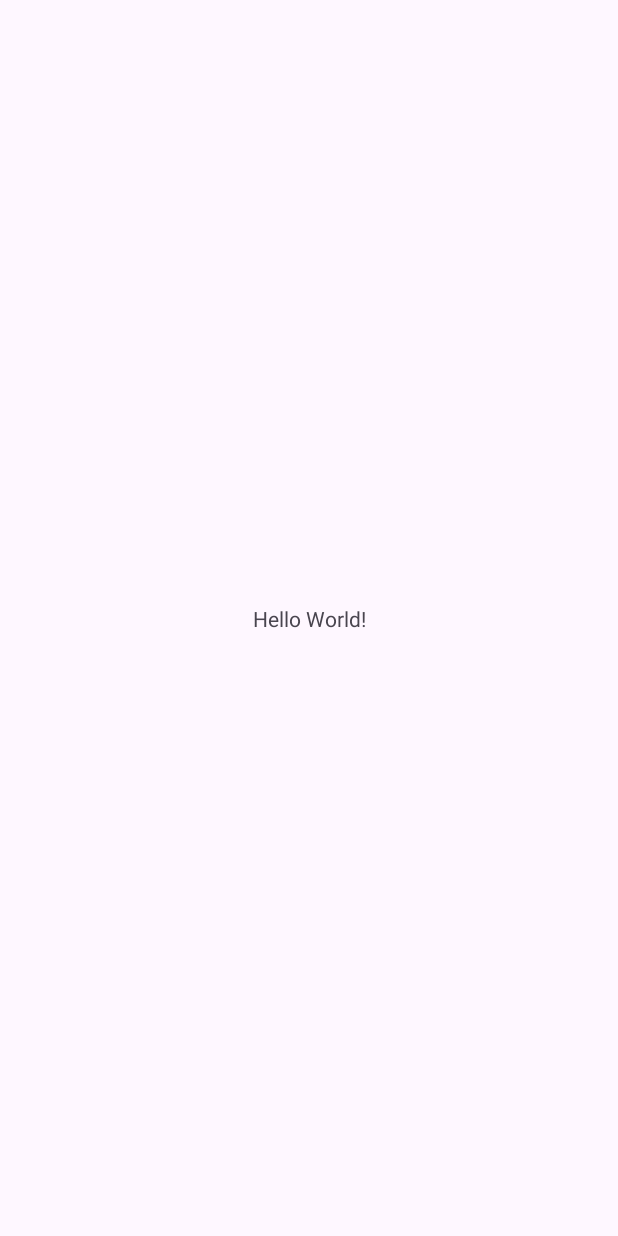
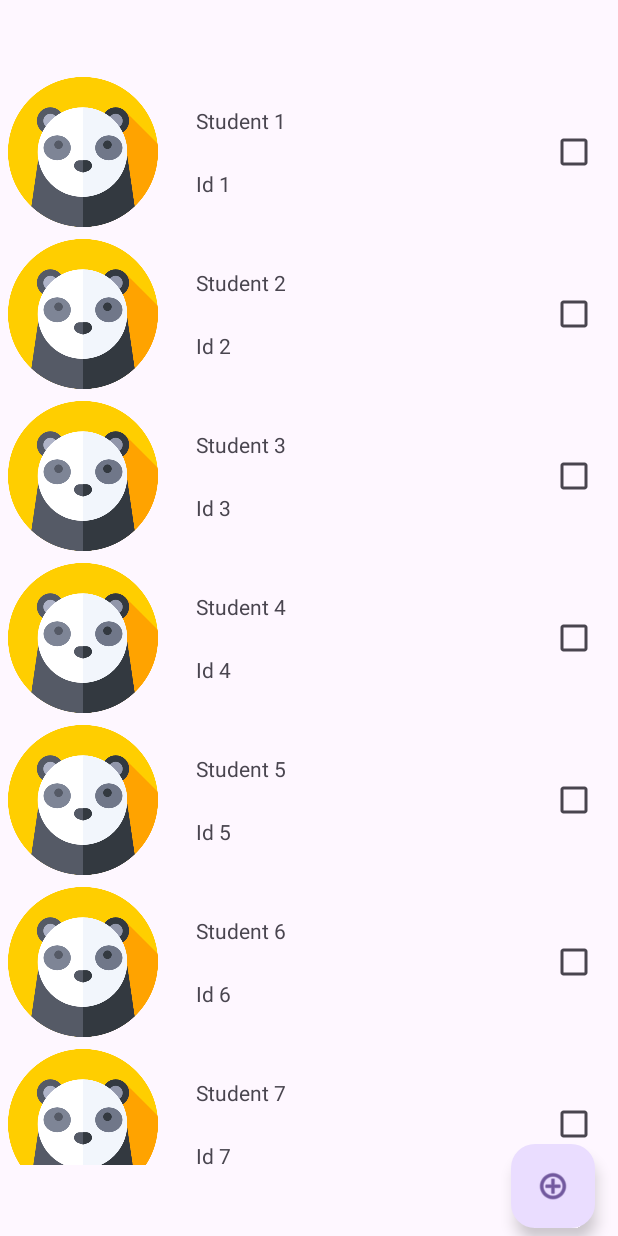
Before and after one commit to idoakstein1/app-development-assignment-2, an Android app: the screen it shows after launch (MainActivity), on a phone screen of 412 x 824 dp. Before the commit the screen is almost empty. Run offline under Robolectric (Android 15) with nearby library versions, the phone set to English and light mode, and no system bars.

Commit message:
added students list and add student button (without functionality)

```diff
--- a/app/src/main/java/com/example/app_development_assignment_2/MainActivity.kt
+++ b/app/src/main/java/com/example/app_development_assignment_2/MainActivity.kt
@@ -5,8 +5,15 @@ import androidx.activity.enableEdgeToEdge
 import androidx.appcompat.app.AppCompatActivity
 import androidx.core.view.ViewCompat
 import androidx.core.view.WindowInsetsCompat
+import androidx.recyclerview.widget.LinearLayoutManager
+import androidx.recyclerview.widget.RecyclerView
+import com.example.app_development_assignment_2.adapter.StudentsRecyclerAdapter
+import com.example.app_development_assignment_2.model.Model
+import com.example.app_development_assignment_2.model.Student
 
 class MainActivity : AppCompatActivity() {
+    private var students = ArrayList<Student>()
+
     override fun onCreate(savedInstanceState: Bundle?) {
         super.onCreate(savedInstanceState)
         enableEdgeToEdge()
@@ -16,5 +23,11 @@ class MainActivity : AppCompatActivity() {
             v.setPadding(systemBars.left, systemBars.top, systemBars.right, systemBars.bottom)
             insets
         }
+
+        students = Model.shared.students
+        val studentsRecyclerView = findViewById<RecyclerView>(R.id.main_activity_students_recycler_view)
+        studentsRecyclerView.setHasFixedSize(true)
+        studentsRecyclerView.layoutManager = LinearLayoutManager(this)
+        studentsRecyclerView.adapter = StudentsRecyclerAdapter(students)
     }
 }
--- /dev/null
+++ b/app/src/main/java/com/example/app_development_assignment_2/adapter/StudentsRecyclerAdapter.kt
@@ -0,0 +1,22 @@
+package com.example.app_development_assignment_2.adapter
+
+import android.view.LayoutInflater
+import android.view.ViewGroup
+import androidx.recyclerview.widget.RecyclerView
+import com.example.app_development_assignment_2.R
+import com.example.app_development_assignment_2.model.Student
+
+class StudentsRecyclerAdapter(private val students: ArrayList<Student>) : RecyclerView.Adapter<StudentsViewHolder>() {
+    override fun getItemCount(): Int = students.size
+
+    override fun onCreateViewHolder(parent: ViewGroup, viewType: Int): StudentsViewHolder {
+        val inflation = LayoutInflater.from(parent.context)
+        val view = inflation.inflate(R.layout.student_list_row, parent, false)
+
+        return StudentsViewHolder(view)
+    }
+
+    override fun onBindViewHolder(holder: StudentsViewHolder, position: Int) {
+        holder.bind(students[position], position)
+    }
+}
--- /dev/null
+++ b/app/src/main/java/com/example/app_development_assignment_2/adapter/StudentsViewHolder.kt
@@ -0,0 +1,42 @@
+package com.example.app_development_assignment_2.adapter
+
+import android.view.View
+import android.widget.CheckBox
+import android.widget.TextView
+import androidx.recyclerview.widget.RecyclerView
+import com.example.app_development_assignment_2.R
+import com.example.app_development_assignment_2.model.Student
+
+class StudentsViewHolder(itemView: View) : RecyclerView.ViewHolder(itemView) {
+    private var nameTextView: TextView? = null
+    private var idTextView: TextView? = null
+    private var checkBox: CheckBox? = null
+    private var student: Student? = null
+
+    init {
+        nameTextView = itemView.findViewById(R.id.student_row_name_text_view)
+        idTextView = itemView.findViewById(R.id.student_row_id_text_view)
+        checkBox = itemView.findViewById(R.id.student_row_check_box)
+
+        checkBox?.apply {
+            setOnClickListener { view ->
+                (tag as? Int)?.let {
+                    student?.isChecked = (view as? CheckBox)?.isChecked ?: false
+                }
+            }
+        }
+
+        itemView.setOnClickListener { adapterPosition }
+    }
+
+    fun bind(student: Student?, position: Int) {
+        this.student = student
+
+        nameTextView?.text = student?.name
+        idTextView?.text = student?.id
+        checkBox?.apply {
+            isChecked = student?.isChecked ?: false
+            tag = position
+        }
+    }
+}
--- /dev/null
+++ b/app/src/main/java/com/example/app_development_assignment_2/model/Model.kt
@@ -0,0 +1,15 @@
+package com.example.app_development_assignment_2.model
+
+class Model private constructor() {
+    val students = ArrayList<Student>()
+
+    companion object {
+        val shared = Model()
+    }
+
+    init {
+        for (i in 1..20) {
+            students.add(Student(name = "Student $i", id = "Id $i", phone = "Phone $i", address = "Address $i"))
+        }
+    }
+}
--- /dev/null
+++ b/app/src/main/java/com/example/app_development_assignment_2/model/Student.kt
@@ -0,0 +1,9 @@
+package com.example.app_development_assignment_2.model
+
+data class Student(
+    val name: String,
+    val id: String,
+    val phone: String,
+    val address: String,
+    var isChecked: Boolean = false
+)
--- a/app/src/main/res/layout/activity_main.xml
+++ b/app/src/main/res/layout/activity_main.xml
@@ -7,13 +7,23 @@
     android:layout_height="match_parent"
     tools:context=".MainActivity">
 
-    <TextView
-        android:layout_width="wrap_content"
-        android:layout_height="wrap_content"
-        android:text="Hello World!"
+    <androidx.recyclerview.widget.RecyclerView
+        android:id="@+id/main_activity_students_recycler_view"
+        android:layout_width="409dp"
+        android:layout_height="729dp"
         app:layout_constraintBottom_toBottomOf="parent"
         app:layout_constraintEnd_toEndOf="parent"
         app:layout_constraintStart_toStartOf="parent"
         app:layout_constraintTop_toTopOf="parent" />
 
+    <com.google.android.material.floatingactionbutton.FloatingActionButton
+        android:id="@+id/main_activity_add_student_button"
+        android:layout_width="wrap_content"
+        android:layout_height="wrap_content"
+        android:layout_marginEnd="15dp"
+        android:layout_marginBottom="5dp"
+        android:clickable="true"
+        app:layout_constraintBottom_toBottomOf="parent"
+        app:layout_constraintEnd_toEndOf="parent"
+        app:srcCompat="@android:drawable/ic_menu_add" />
 </androidx.constraintlayout.widget.ConstraintLayout>
--- /dev/null
+++ b/app/src/main/res/layout/student_list_row.xml
@@ -0,0 +1,53 @@
+<?xml version="1.0" encoding="utf-8"?>
+<androidx.constraintlayout.widget.ConstraintLayout xmlns:android="http://schemas.android.com/apk/res/android"
+    xmlns:app="http://schemas.android.com/apk/res-auto"
+    xmlns:tools="http://schemas.android.com/tools"
+    android:layout_width="match_parent"
+    android:layout_height="wrap_content"
+    android:background="?attr/selectableItemBackground">
+
+    <ImageView
+        android:id="@+id/student_row_image_view"
+        android:layout_width="100dp"
+        android:layout_height="100dp"
+        android:layout_marginStart="4dp"
+        android:layout_marginTop="4dp"
+        android:layout_marginBottom="4dp"
+        app:layout_constraintBottom_toBottomOf="parent"
+        app:layout_constraintStart_toStartOf="parent"
+        app:layout_constraintTop_toTopOf="parent"
+        app:srcCompat="@drawable/panda" />
+
+    <TextView
+        android:id="@+id/student_row_name_text_view"
+        android:layout_width="0dp"
+        android:layout_height="wrap_content"
+        android:layout_marginStart="25dp"
+        android:layout_marginEnd="25dp"
+        app:layout_constraintBottom_toTopOf="@+id/student_row_id_text_view"
+        app:layout_constraintEnd_toStartOf="@+id/student_row_check_box"
+        app:layout_constraintHorizontal_bias="0.5"
+        app:layout_constraintStart_toEndOf="@+id/student_row_image_view"
+        app:layout_constraintTop_toTopOf="parent" />
+
+    <TextView
+        android:id="@+id/student_row_id_text_view"
+        android:layout_width="0dp"
+        android:layout_height="wrap_content"
+        app:layout_constraintBottom_toBottomOf="parent"
+        app:layout_constraintEnd_toEndOf="@+id/student_row_name_text_view"
+        app:layout_constraintHorizontal_bias="0.5"
+        app:layout_constraintStart_toStartOf="@+id/student_row_name_text_view"
+        app:layout_constraintTop_toBottomOf="@+id/student_row_name_text_view" />
+
+    <CheckBox
+        android:id="@+id/student_row_check_box"
+        android:layout_width="wrap_content"
+        android:layout_height="wrap_content"
+        android:layout_marginTop="4dp"
+        android:layout_marginEnd="4dp"
+        android:layout_marginBottom="4dp"
+        app:layout_constraintBottom_toBottomOf="parent"
+        app:layout_constraintEnd_toEndOf="parent"
+        app:layout_constraintTop_toTopOf="parent" />
+</androidx.constraintlayout.widget.ConstraintLayout>
```
Also changed, not shown: app/src/main/res/drawable/panda.png (added).
